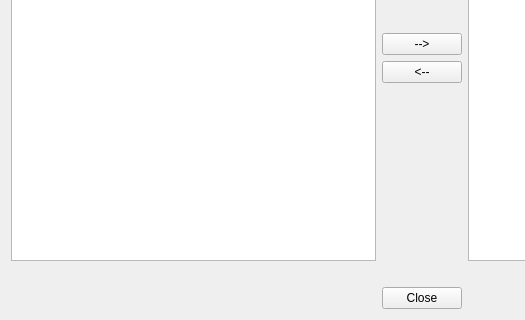
ShenRen/OpenFlipper, file OpenFlipper/widgets/postProcessorWidget/postProcessorWidget.ui: the form before one commit; both pictures show x 0 to 525 and y 207 to 527 of the 939 by 527 pixel window.
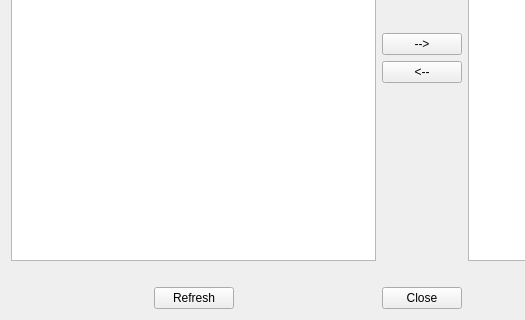
The form after the commit.

Commit message:
refresh button and update content, when examiner was changed via mouse click
refs #1736

Diff of the .ui file:
```diff
--- a/OpenFlipper/widgets/postProcessorWidget/postProcessorWidget.ui
+++ b/OpenFlipper/widgets/postProcessorWidget/postProcessorWidget.ui
@@ -316,6 +316,52 @@
      </property>
     </widget>
    </item>
+   <item row="5" column="0">
+    <layout class="QHBoxLayout" name="horizontalLayout_3">
+     <item>
+      <spacer name="horizontalSpacer_3">
+       <property name="orientation">
+        <enum>Qt::Horizontal</enum>
+       </property>
+       <property name="sizeHint" stdset="0">
+        <size>
+         <width>40</width>
+         <height>20</height>
+        </size>
+       </property>
+      </spacer>
+     </item>
+     <item>
+      <widget class="QPushButton" name="refreshButton">
+       <property name="toolTip">
+        <string>&lt;html&gt;&lt;head/&gt;&lt;body&gt;&lt;p&gt;Refreshes the available and active post processor list&lt;/p&gt;&lt;/body&gt;&lt;/html&gt;</string>
+       </property>
+       <property name="statusTip">
+        <string>Refreshes the available and active post processor list</string>
+       </property>
+       <property name="whatsThis">
+        <string>&lt;html&gt;&lt;head/&gt;&lt;body&gt;&lt;p&gt;Refreshes the available and active post processor list&lt;/p&gt;&lt;/body&gt;&lt;/html&gt;</string>
+       </property>
+       <property name="text">
+        <string>Refresh</string>
+       </property>
+      </widget>
+     </item>
+     <item>
+      <spacer name="horizontalSpacer_4">
+       <property name="orientation">
+        <enum>Qt::Horizontal</enum>
+       </property>
+       <property name="sizeHint" stdset="0">
+        <size>
+         <width>40</width>
+         <height>20</height>
+        </size>
+       </property>
+      </spacer>
+     </item>
+    </layout>
+   </item>
   </layout>
  </widget>
  <resources/>
```
The commit also changes 3 other files.
